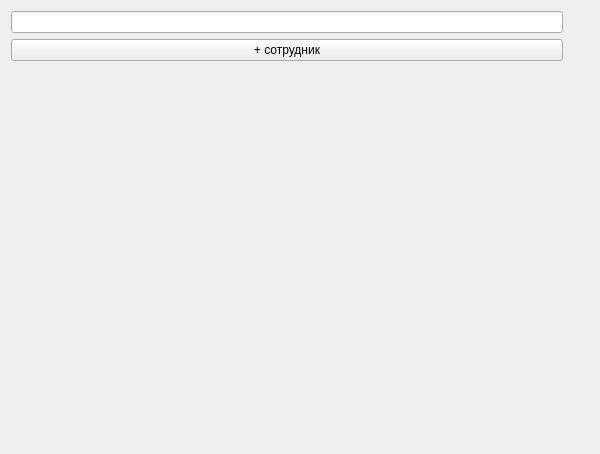
Old version of the form department/gui/mainwindow.ui in the repository Markoutte/department-eltech.
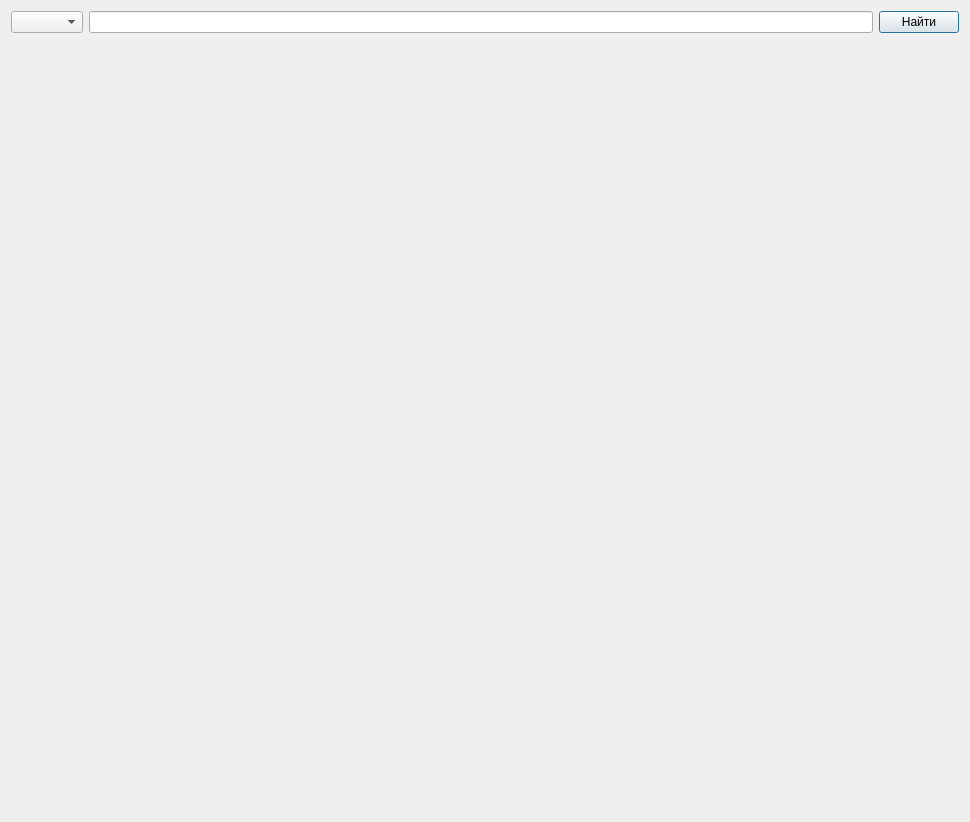
New version of the form.

What changed in the file:
```diff
--- a/department/gui/mainwindow.ui
+++ b/department/gui/mainwindow.ui
@@ -6,60 +6,43 @@
    <rect>
     <x>0</x>
     <y>0</y>
-    <width>600</width>
-    <height>454</height>
+    <width>970</width>
+    <height>822</height>
    </rect>
   </property>
-  <property name="minimumSize">
-   <size>
-    <width>600</width>
-    <height>0</height>
-   </size>
-  </property>
   <property name="windowTitle">
    <string>Form</string>
   </property>
-  <layout class="QGridLayout" name="gridLayout">
-   <item row="0" column="0">
-    <layout class="QHBoxLayout" name="central_layout">
-     <property name="sizeConstraint">
-      <enum>QLayout::SetDefaultConstraint</enum>
-     </property>
+  <layout class="QVBoxLayout" name="verticalLayout">
      <item>
-      <layout class="QVBoxLayout" name="left_panel" stretch="1,0,0">
-       <property name="sizeConstraint">
-        <enum>QLayout::SetMaximumSize</enum>
+    <layout class="QHBoxLayout" name="search_layout">
+     <item>
+      <widget class="QComboBox" name="switch_bx">
+       <property name="enabled">
+        <bool>true</bool>
        </property>
+      </widget>
+     </item>
        <item>
         <widget class="QLineEdit" name="search_bx"/>
        </item>
        <item>
-        <widget class="QPushButton" name="add_new_person_btn">
+      <widget class="QPushButton" name="find_btn">
          <property name="text">
-          <string>+ сотрудник</string>
+        <string>Найти</string>
+       </property>
+       <property name="autoDefault">
+        <bool>false</bool>
+       </property>
+       <property name="default">
+        <bool>true</bool>
          </property>
         </widget>
        </item>
-       <item>
-        <spacer name="verticalSpacer">
-         <property name="orientation">
-          <enum>Qt::Vertical</enum>
-         </property>
-         <property name="sizeHint" stdset="0">
-          <size>
-           <width>20</width>
-           <height>40</height>
-          </size>
-         </property>
-        </spacer>
-       </item>
       </layout>
      </item>
      <item>
-      <layout class="QVBoxLayout" name="right_panel" stretch="0,0">
-       <property name="sizeConstraint">
-        <enum>QLayout::SetMaximumSize</enum>
-       </property>
+    <layout class="QVBoxLayout" name="info_panel">
        <item>
         <widget class="QLabel" name="fullname_lbl">
          <property name="text">
@@ -67,8 +50,10 @@
          </property>
         </widget>
        </item>
+    </layout>
+   </item>
        <item>
-        <spacer name="verticalSpacer_2">
+    <spacer name="verticalSpacer">
          <property name="orientation">
           <enum>Qt::Vertical</enum>
          </property>
@@ -79,10 +64,6 @@
           </size>
          </property>
         </spacer>
-       </item>
-      </layout>
-     </item>
-    </layout>
    </item>
   </layout>
  </widget>
```
Left out of the diff: 4 changed lines with no effect on the pictures. Lines whose indentation alone changed are shown as unchanged.
